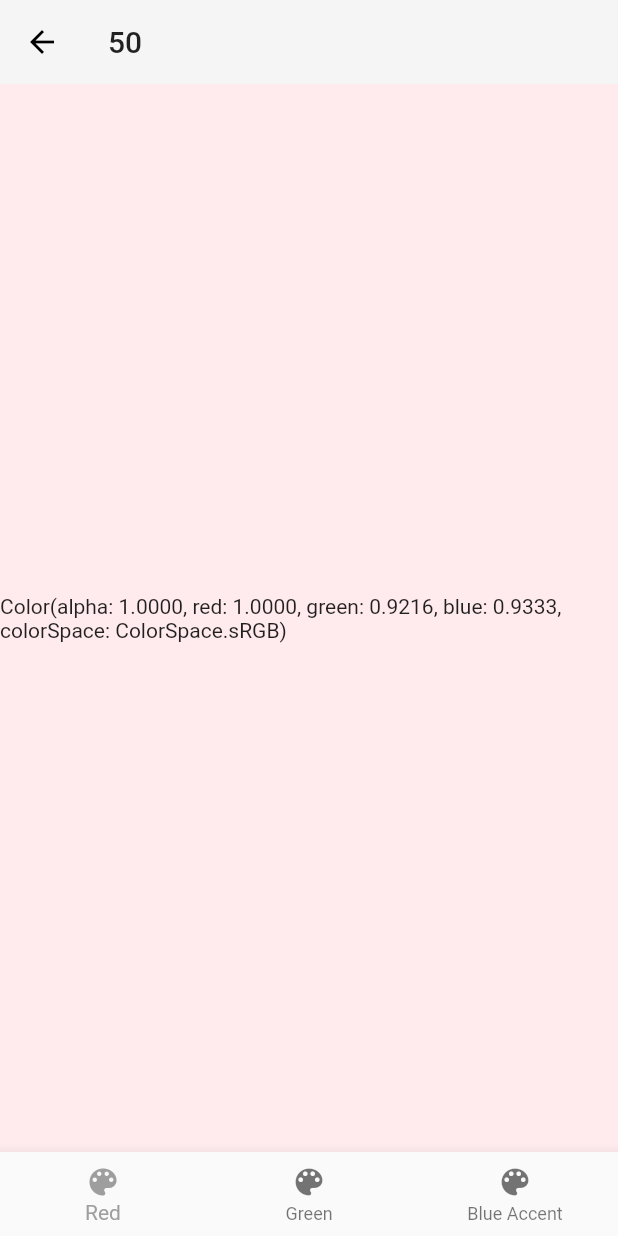
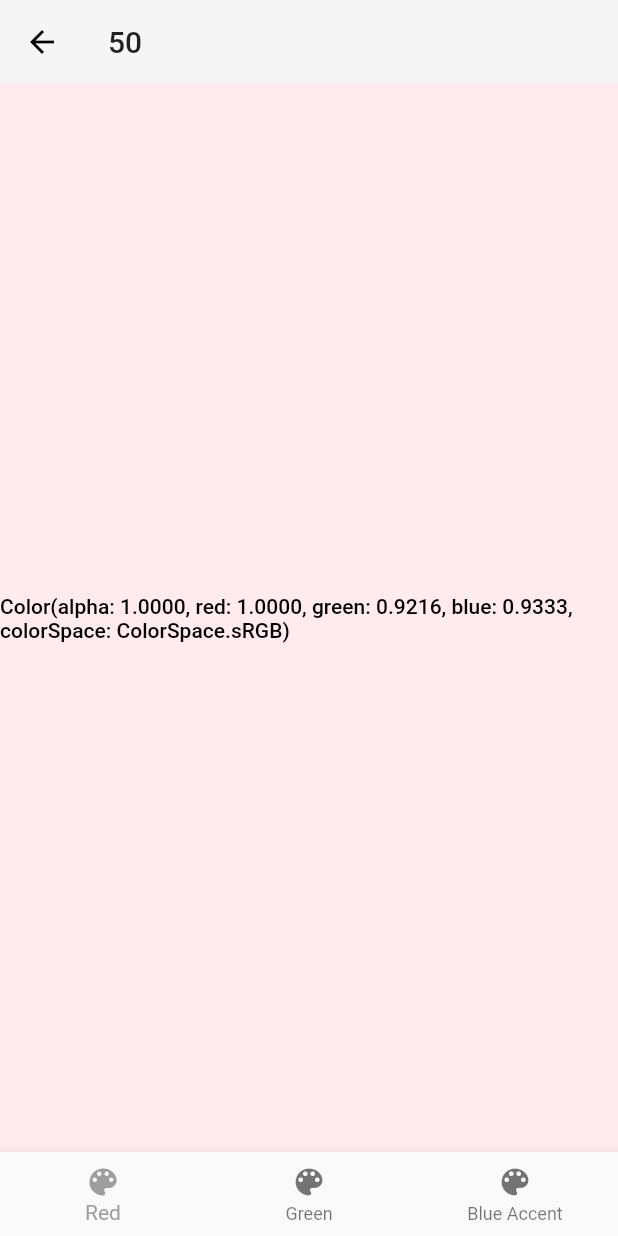
Before and after one commit to UlrichRaab/flutter_bottom_nav_example, a Flutter app: the screen it shows after launch, after a tap on "50", on a phone screen of 412 x 824 dp. Run offline on Flutter 3.47's test engine with Material 2 defaults, Android fonts, the phone set to English and light mode, and no system bars.

Commit message:
improve ui

```diff
--- a/lib/color/color_list_tile.dart
+++ b/lib/color/color_list_tile.dart
@@ -14,6 +14,8 @@ class ColorListTile extends StatelessWidget {
 
   @override
   Widget build(BuildContext context) {
+    final theme = Theme.of(context);
+    final luminance = color.computeLuminance();
     return OpenContainer(
       tappable: false,
       closedColor: color,
@@ -21,10 +23,23 @@ class ColorListTile extends StatelessWidget {
       closedElevation: 0,
       closedBuilder: (context, action) {
         return ListTile(
-          title: Text(name),
+          isThreeLine: true,
+          title: Text(
+            name,
+            style: theme.textTheme.headline6.copyWith(
+              color: luminance < 0.5 ? Colors.white : Colors.black,
+            ),
+          ),
+          subtitle: Text(
+            color.toString(),
+            style: theme.textTheme.bodyText2.copyWith(
+              color: luminance < 0.5 ? Colors.white60 : Colors.black54,
+            ),
+          ),
           onTap: action,
         );
       },
+      openColor: color,
       openBuilder: (context, action) {
         return ColorPage(
           title: name,
--- a/lib/color/color_page.dart
+++ b/lib/color/color_page.dart
@@ -12,6 +12,8 @@ class ColorPage extends StatelessWidget {
 
   @override
   Widget build(BuildContext context) {
+    final theme = Theme.of(context);
+    final luminance = color.computeLuminance();
     return Scaffold(
       appBar: AppBar(
         title: Text(title),
@@ -21,6 +23,9 @@ class ColorPage extends StatelessWidget {
         alignment: Alignment.center,
         child: Text(
           color.toString(),
+          style: theme.textTheme.bodyText1.copyWith(
+            color: luminance < 0.5 ? Colors.white : Colors.black,
+          ),
         ),
       ),
     );
```
